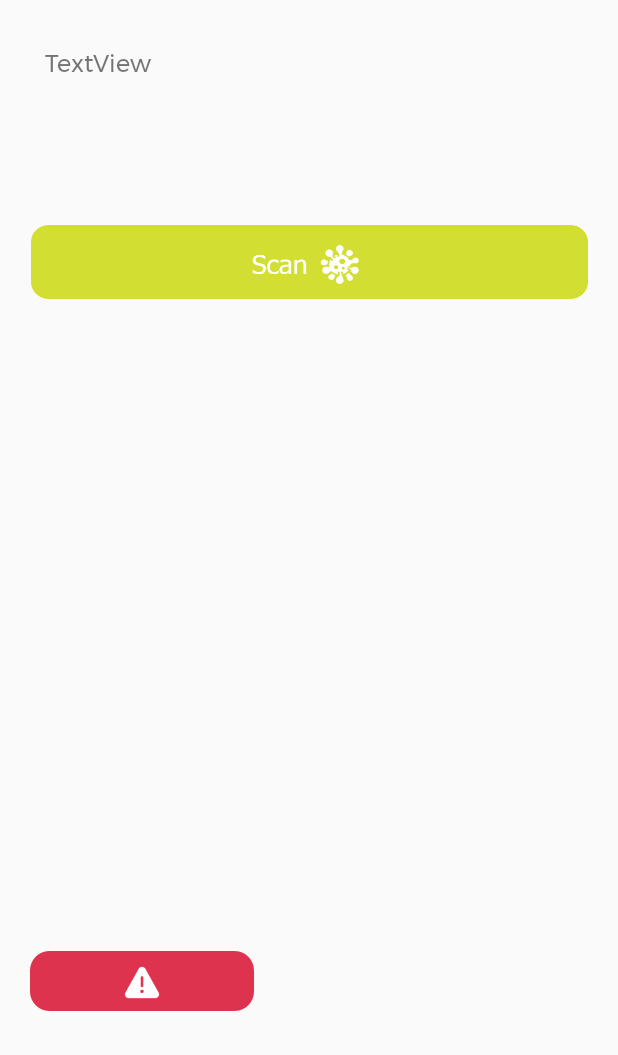
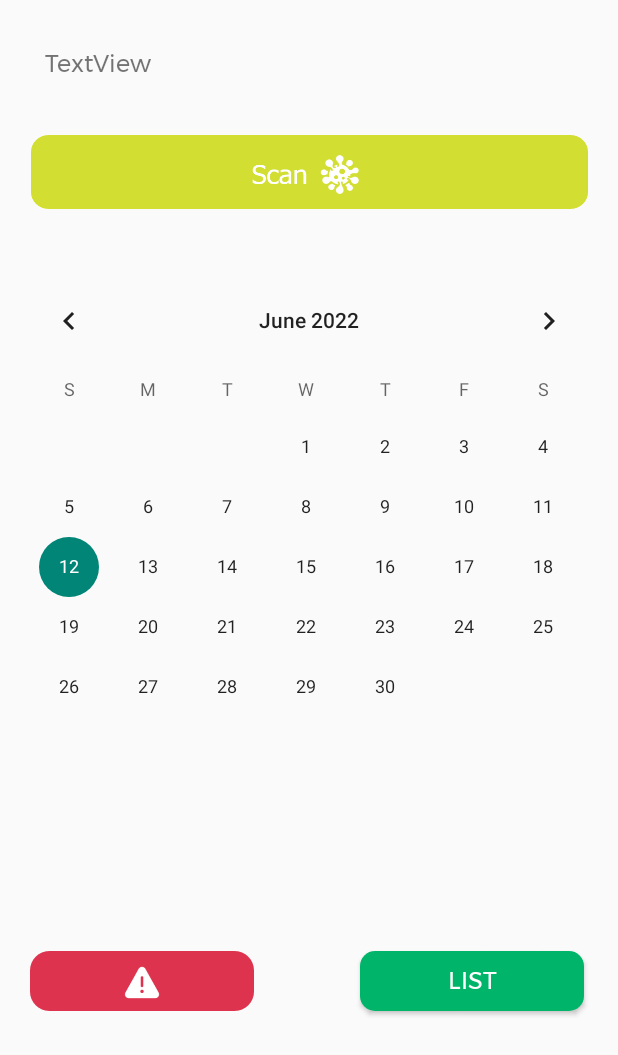
Before and after one commit to topiks/bangkit_capstone_2022, an Android app: the layout activity_halaman_utama.xml on its own in the app's theme, with its tools: preview values and no code run, on a phone screen of 412 x 824 dp. Shown: the top 1055 px of the screen. Run offline under Robolectric (Android 15) with nearby library versions, the phone set to English and light mode, and no system bars; Roboto replaces fonts that are not available here.

Commit message:
Update activity_halaman_utama.xml

```diff
--- a/android/app/src/main/res/layout/activity_halaman_utama.xml
+++ b/android/app/src/main/res/layout/activity_halaman_utama.xml
@@ -24,12 +24,28 @@
         android:layout_width="371dp"
         android:layout_height="49dp"
         android:layout_marginStart="20dp"
-        android:layout_marginTop="150dp"
+        android:layout_marginTop="90dp"
         android:layout_marginEnd="20dp"
         android:background="@drawable/tombol_scan"
         app:layout_constraintEnd_toEndOf="parent"
         app:layout_constraintStart_toStartOf="parent"
         app:layout_constraintTop_toTopOf="parent" />
+
+    <LinearLayout
+        android:layout_width="match_parent"
+        android:layout_height="wrap_content"
+        android:layout_marginTop="200dp"
+        android:orientation="vertical"
+        tools:ignore="MissingConstraints">
+
+        <CalendarView
+            android:id="@+id/calendar_view"
+            android:layout_width="match_parent"
+            android:layout_height="wrap_content"
+            android:layout_marginTop="180dp"
+            />
+
+    </LinearLayout>
 
     <Button
         android:id="@+id/btn_report"
@@ -41,4 +57,19 @@
         app:layout_constraintBottom_toBottomOf="parent"
         app:layout_constraintStart_toStartOf="parent" />
 
+    <Button
+        android:id="@+id/btn_list"
+        android:layout_width="149dp"
+        android:layout_height="40dp"
+        android:layout_marginStart="240dp"
+        android:layout_marginBottom="150dp"
+        android:text="List"
+        android:fontFamily="@font/montserrat"
+        android:textSize="16dp"
+        android:gravity="center"
+        android:textColor="@color/white"
+        android:background="@drawable/shape_green_young_2_btn"
+        app:layout_constraintBottom_toBottomOf="parent"
+        app:layout_constraintStart_toStartOf="parent" />
+
 </androidx.constraintlayout.widget.ConstraintLayout>
```
